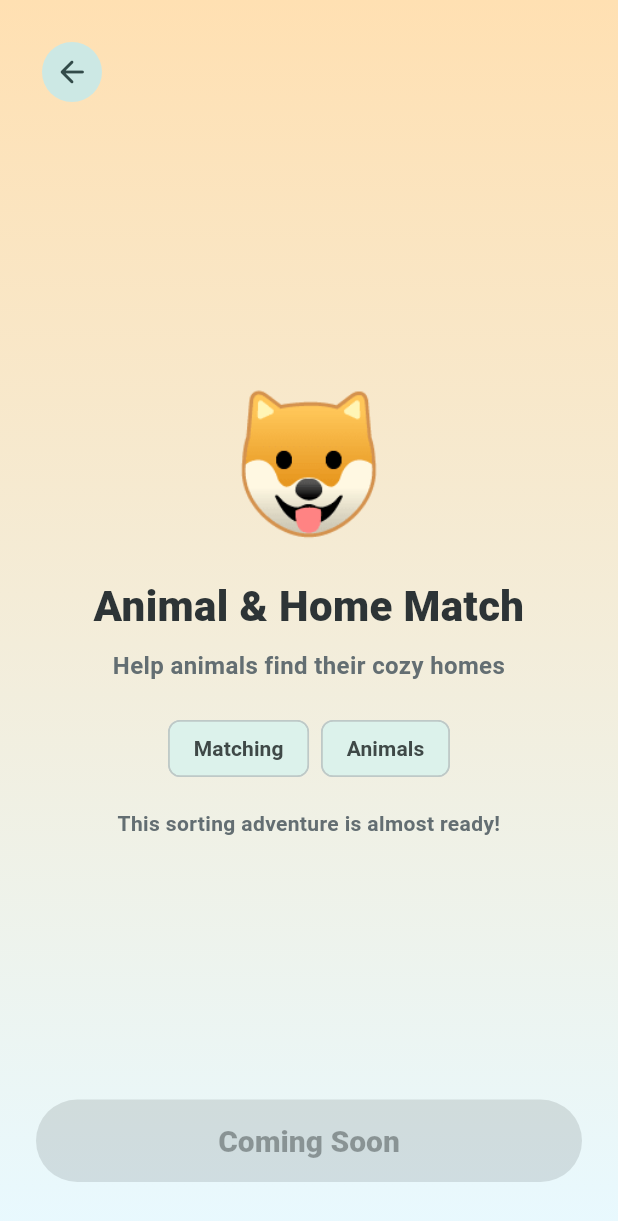
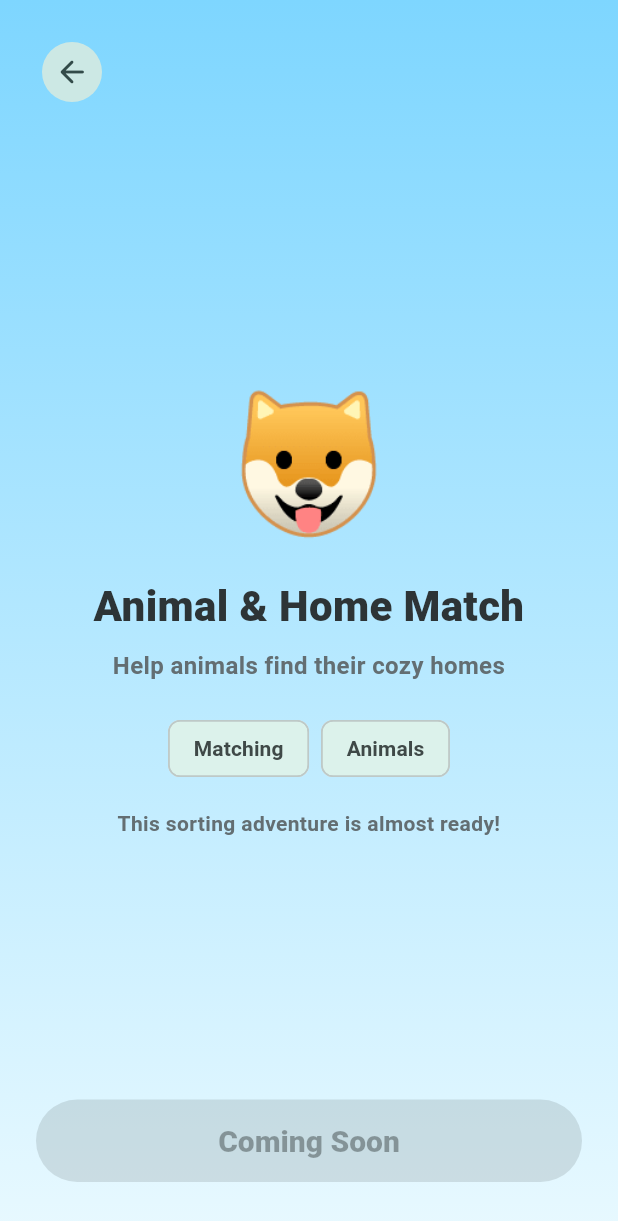
Before and after one commit to TheSinghPranjal/tiny_thinker_sort, a Flutter app: the GameSetupScreen screen opened directly with sample values from the repository, on a phone screen of 412 x 824 dp. Shown: the top 1221 px of the screen. Run offline on Flutter 3.47's test engine with Material 3 defaults, Android fonts, the phone set to English and light mode, and no system bars; our stand-ins replace shared_preferences; accounts and stored records are empty.

Commit message:
fix : layout fixes

```diff
--- a/lib/games/fruit_veg/fruit_veg_game.dart
+++ b/lib/games/fruit_veg/fruit_veg_game.dart
@@ -6,7 +6,7 @@ import '../../data/game_catalog.dart';
 import '../../games/sorting_engine/sorting_engine.dart';
 import '../../games/sorting_engine/sorting_play_screen.dart';
 import '../../state/app_state.dart';
-import 'farm_background.dart';
+import '../../widgets/sortjoy_background.dart';
 
 Future<void> openFruitVegGame(BuildContext context) async {
   final app = context.read<AppState>();
@@ -26,7 +26,7 @@ Future<void> openFruitVegGame(BuildContext context) async {
     MaterialPageRoute(
       builder: (_) => SortingPlayScreen(
         config: config,
-        background: const FarmBackground(),
+        background: const SortJoyBackground(),
         title: 'Fruit & Vegetable Sort',
       ),
     ),
--- a/lib/screens/game_setup_screen.dart
+++ b/lib/screens/game_setup_screen.dart
@@ -27,7 +27,6 @@ class GameSetupScreen extends StatelessWidget {
     final canPlay = game.implemented && app.canPlayGame(game.id);
 
     return GradientScaffold(
-      colors: const [Color(0xFFFFE0B2), SortJoyColors.skyBottom],
       child: SafeArea(
         child: Padding(
           padding: const EdgeInsets.all(24),
```
